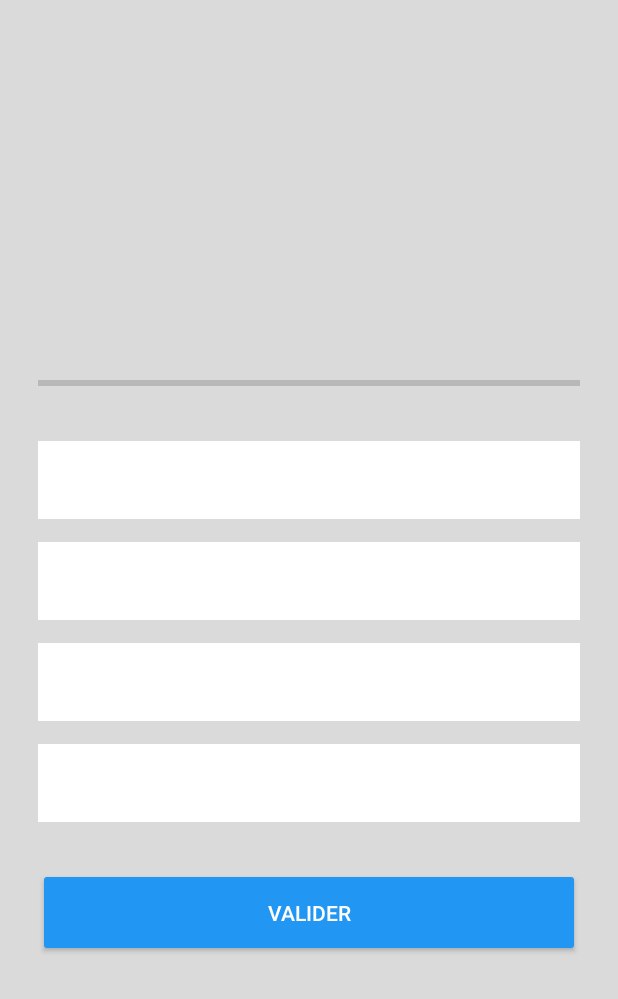
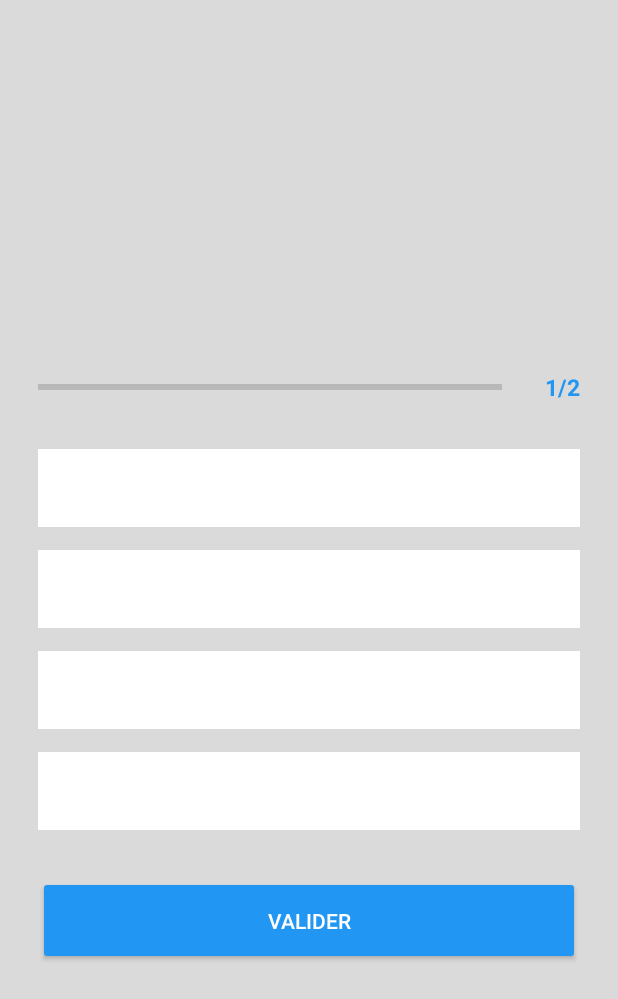
Before and after one commit to Croquignolex/quiz-mobile-kotlin, an Android app: the Playground screen opened directly, with no data from a screen before it, on a phone screen of 412 x 824 dp. Shown: the top 999 px of the screen. Run offline under Robolectric (Android 15) with nearby library versions, the phone set to English and light mode, and no system bars.

Commit message:
Save changes

```diff
--- a/app/src/main/res/layout/activity_playground.xml
+++ b/app/src/main/res/layout/activity_playground.xml
@@ -6,6 +6,7 @@
     android:layout_height="match_parent"
     android:gravity="center"
     android:padding="10sp"
+    android:fillViewport="true"
     android:background="@color/colorClair"
     android:orientation="vertical"
     tools:context=".Playground">
@@ -31,13 +32,37 @@
             android:layout_height="150dp"
             android:contentDescription="@string/default_image_alt" />
 
-        <ProgressBar
+        <LinearLayout
+            android:layout_width="match_parent"
+            android:layout_height="wrap_content"
+            android:orientation="horizontal"
             android:layout_marginTop="30sp"
-            android:id="@+id/progressBar"
-            android:paddingHorizontal="15sp"
-            style="?android:attr/progressBarStyleHorizontal"
-            android:layout_width="match_parent"
-            android:layout_height="wrap_content" />
+            android:layout_gravity="center_horizontal"
+            android:paddingHorizontal="15sp">
+
+            <ProgressBar
+                android:id="@+id/progressBar"
+                style="?android:attr/progressBarStyleHorizontal"
+                android:layout_width="0dp"
+                android:layout_weight="6"
+                android:max="10"
+                android:layout_gravity="center"
+                android:progress="0"
+                android:indeterminate="false"
+                android:layout_height="wrap_content" />
+
+            <TextView
+                android:text="1/2"
+                android:id="@+id/progressText"
+                android:layout_width="0dp"
+                android:layout_weight="1"
+                android:gravity="end"
+                android:layout_height="wrap_content"
+                android:textSize="15sp"
+                android:textStyle="bold"
+                android:textColor="@color/colorThemeDark" />
+
+        </LinearLayout>
 
         <LinearLayout
             android:layout_width="match_parent"
```
